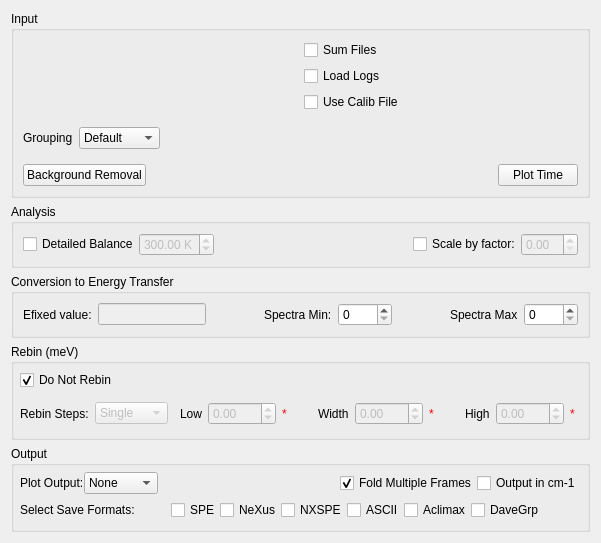
Above: Code/Mantid/MantidQt/CustomInterfaces/inc/MantidQtCustomInterfaces/Indirect/IndirectConvertToEnergy.ui from mantidproject/mantid before the change. Below: the same form after it.
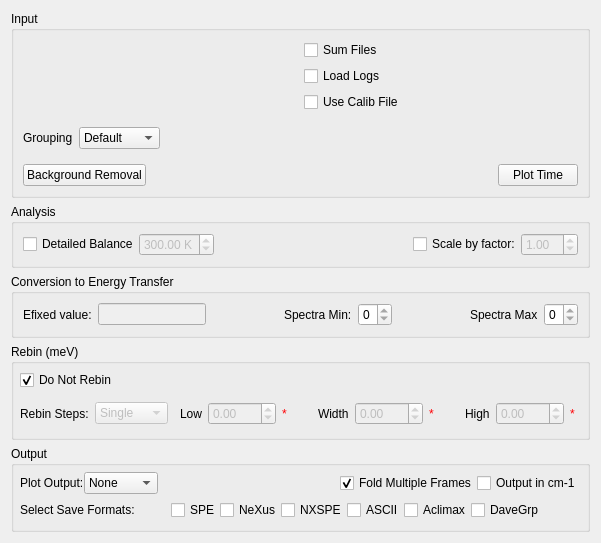
That is the form after the change. Custom widgets are drawn as their Qt base class.

Commit message:
Use data selector for calibration, add validation to spectra ranges
Refs #10960

```diff
--- a/Code/Mantid/MantidQt/CustomInterfaces/inc/MantidQtCustomInterfaces/Indirect/IndirectConvertToEnergy.ui
+++ b/Code/Mantid/MantidQt/CustomInterfaces/inc/MantidQtCustomInterfaces/Indirect/IndirectConvertToEnergy.ui
@@ -372,6 +372,12 @@
         <property name="maximum">
          <double>99.989999999999995</double>
         </property>
+        <property name="singleStep">
+         <double>0.100000000000000</double>
+        </property>
+        <property name="value">
+         <double>1.000000000000000</double>
+        </property>
        </widget>
       </item>
      </layout>
@@ -429,7 +435,7 @@
       <item>
        <widget class="QSpinBox" name="spSpectraMin">
         <property name="maximum">
-         <number>9999</number>
+         <number>0</number>
         </property>
        </widget>
       </item>
@@ -456,7 +462,7 @@
       <item>
        <widget class="QSpinBox" name="spSpectraMax">
         <property name="maximum">
-         <number>9999</number>
+         <number>0</number>
         </property>
        </widget>
       </item>
@@ -899,6 +905,11 @@
    <extends>QWidget</extends>
    <header>MantidQtMantidWidgets/MWRunFiles.h</header>
   </customwidget>
+  <customwidget>
+   <class>MantidQt::MantidWidgets::DataSelector</class>
+   <extends>QWidget</extends>
+   <header>MantidQtMantidWidgets/DataSelector.h</header>
+  </customwidget>
  </customwidgets>
  <resources/>
  <connections>
```
Left out of the diff: 32 changed lines with no effect on the pictures. The commit also changes 2 other files.
